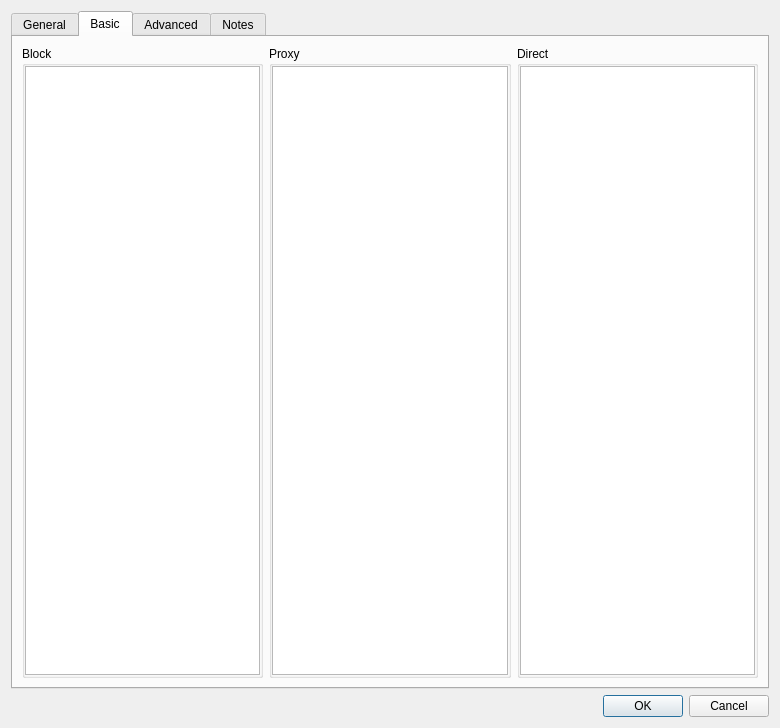
Above: src/nekobox/ui/setting/RouteItem.ui from qr243vbi/nekobox before the change. Below: the same form after it.
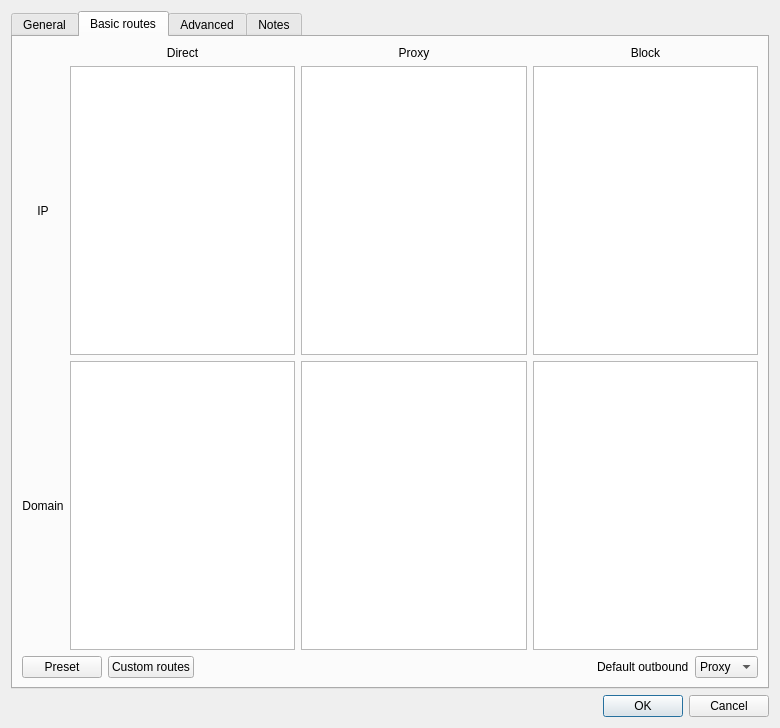
That is the form after the change. The open tabs and pages were chosen to show the change.

Commit message:
Redesign Basic routes tab into nekoray-style grid (IP/Domain x Direct/Proxy/Block)
- Split each outbound into separate IP and Domain inputs
- Move Default outbound selector into the Basic routes tab
- Add Preset menu and Custom routes button (opens Advanced editor)

What changed in the file:
```diff
--- a/src/nekobox/ui/setting/RouteItem.ui
+++ b/src/nekobox/ui/setting/RouteItem.ui
@@ -57,13 +57,6 @@
              <item row="1" column="1">
               <widget class="QLineEdit" name="route_name"/>
              </item>
-             <item row="2" column="0">
-              <widget class="QLabel" name="def_out_l">
-               <property name="text">
-                <string>Default outbound</string>
-               </property>
-              </widget>
-             </item>
              <item row="1" column="0">
               <widget class="QLabel" name="route_name_l">
                <property name="text">
@@ -71,25 +64,6 @@
                </property>
               </widget>
              </item>
-             <item row="2" column="1">
-              <widget class="QComboBox" name="def_out">
-               <item>
-                <property name="text">
-                 <string>Proxy</string>
-                </property>
-               </item>
-               <item>
-                <property name="text">
-                 <string>Direct</string>
-                </property>
-               </item>
-               <item>
-                <property name="text">
-                 <string>Block</string>
-                </property>
-               </item>
-              </widget>
-             </item>
              <item row="3" column="0">
               <widget class="QLabel" name="url_l">
                <property name="text">
@@ -148,98 +122,137 @@
      </widget>
      <widget class="QWidget" name="tab_2">
       <attribute name="title">
-       <string>Basic</string>
+       <string>Basic routes</string>
       </attribute>
-      <layout class="QHBoxLayout" name="horizontalLayout_6">
+      <layout class="QVBoxLayout" name="verticalLayout_basic">
        <item>
-        <widget class="QGroupBox" name="simple_block_box">
-         <property name="title">
-          <string>Block</string>
-         </property>
-         <property name="flat">
-          <bool>true</bool>
-         </property>
-         <layout class="QVBoxLayout" name="verticalLayout_8">
-          <property name="spacing">
-           <number>0</number>
-          </property>
-          <property name="leftMargin">
-           <number>0</number>
-          </property>
-          <property name="topMargin">
-           <number>0</number>
-          </property>
-          <property name="rightMargin">
-           <number>0</number>
-          </property>
-          <property name="bottomMargin">
-           <number>0</number>
-          </property>
-          <item>
-           <widget class="QTextEdit" name="simple_block"/>
-          </item>
-         </layout>
-        </widget>
+        <layout class="QGridLayout" name="gridLayout_basic">
+         <item row="0" column="1">
+          <widget class="QLabel" name="direct_header">
+           <property name="text">
+            <string>Direct</string>
+           </property>
+           <property name="alignment">
+            <set>Qt::AlignmentFlag::AlignCenter</set>
+           </property>
+          </widget>
+         </item>
+         <item row="0" column="2">
+          <widget class="QLabel" name="proxy_header">
+           <property name="text">
+            <string>Proxy</string>
+           </property>
+           <property name="alignment">
+            <set>Qt::AlignmentFlag::AlignCenter</set>
+           </property>
+          </widget>
+         </item>
+         <item row="0" column="3">
+          <widget class="QLabel" name="block_header">
+           <property name="text">
+            <string>Block</string>
+           </property>
+           <property name="alignment">
+            <set>Qt::AlignmentFlag::AlignCenter</set>
+           </property>
+          </widget>
+         </item>
+         <item row="1" column="0">
+          <widget class="QLabel" name="ip_label">
+           <property name="text">
+            <string>IP</string>
+           </property>
+           <property name="alignment">
+            <set>Qt::AlignmentFlag::AlignCenter</set>
+           </property>
+          </widget>
+         </item>
+         <item row="1" column="1">
+          <widget class="QTextEdit" name="direct_ip"/>
+         </item>
+         <item row="1" column="2">
+          <widget class="QTextEdit" name="proxy_ip"/>
+         </item>
+         <item row="1" column="3">
+          <widget class="QTextEdit" name="block_ip"/>
+         </item>
+         <item row="2" column="0">
+          <widget class="QLabel" name="domain_label">
+           <property name="text">
+            <string>Domain</string>
+           </property>
+           <property name="alignment">
+            <set>Qt::AlignmentFlag::AlignCenter</set>
+           </property>
+          </widget>
+         </item>
+         <item row="2" column="1">
+          <widget class="QTextEdit" name="direct_domain"/>
+         </item>
+         <item row="2" column="2">
+          <widget class="QTextEdit" name="proxy_domain"/>
+         </item>
+         <item row="2" column="3">
+          <widget class="QTextEdit" name="block_domain"/>
+         </item>
+        </layout>
        </item>
        <item>
-        <widget class="QGroupBox" name="simple_proxy_box">
-         <property name="title">
-          <string>Proxy</string>
-         </property>
-         <property name="flat">
-          <bool>true</bool>
-         </property>
-         <layout class="QVBoxLayout" name="verticalLayout_7">
-          <property name="spacing">
-           <number>0</number>
-          </property>
-          <property name="leftMargin">
-           <number>0</number>
-          </property>
-          <property name="topMargin">
-           <number>0</number>
-          </property>
-          <property name="rightMargin">
-           <number>0</number>
-          </property>
-          <property name="bottomMargin">
-           <number>0</number>
-          </property>
-          <item>
-           <widget class="QTextEdit" name="simple_proxy"/>
-          </item>
-         </layout>
-        </widget>
-       </item>
-       <item>
-        <widget class="QGroupBox" name="simple_direct_box">
-         <property name="title">
-          <string>Direct</string>
-         </property>
-         <property name="flat">
-          <bool>true</bool>
-         </property>
-         <layout class="QVBoxLayout" name="verticalLayout_6">
-          <property name="spacing">
-           <number>0</number>
-          </property>
-          <property name="leftMargin">
-           <number>0</number>
-          </property>
-          <property name="topMargin">
-           <number>0</number>
-          </property>
-          <property name="rightMargin">
-           <number>0</number>
-          </property>
-          <property name="bottomMargin">
-           <number>0</number>
-          </property>
-          <item>
-           <widget class="QTextEdit" name="simple_direct"/>
-          </item>
-         </layout>
-        </widget>
+        <layout class="QHBoxLayout" name="basic_buttons_layout">
+         <item>
+          <widget class="QPushButton" name="preset_button">
+           <property name="text">
+            <string>Preset</string>
+           </property>
+          </widget>
+         </item>
+         <item>
+          <widget class="QPushButton" name="custom_routes_button">
+           <property name="text">
+            <string>Custom routes</string>
+           </property>
+          </widget>
+         </item>
+         <item>
+          <spacer name="horizontalSpacer_basic">
+           <property name="orientation">
+            <enum>Qt::Orientation::Horizontal</enum>
+           </property>
+           <property name="sizeHint" stdset="0">
+            <size>
+             <width>40</width>
+             <height>20</height>
+            </size>
+           </property>
+          </spacer>
+         </item>
+         <item>
+          <widget class="QLabel" name="def_out_l">
+           <property name="text">
+            <string>Default outbound</string>
+           </property>
+          </widget>
+         </item>
+         <item>
+          <widget class="QComboBox" name="def_out">
+           <item>
+            <property name="text">
+             <string>Proxy</string>
+            </property>
+           </item>
+           <item>
+            <property name="text">
+             <string>Direct</string>
+            </property>
+           </item>
+           <item>
+            <property name="text">
+             <string>Block</string>
+            </property>
+           </item>
+          </widget>
+         </item>
+        </layout>
        </item>
       </layout>
      </widget>
```
The commit also changes 1 other file.
